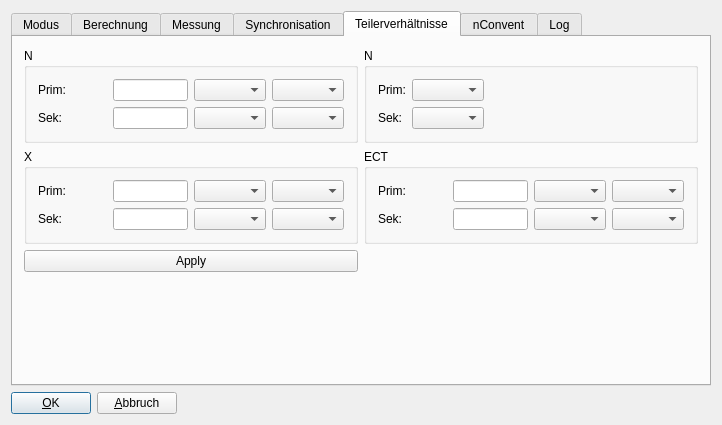
Before: the Qt Designer form wm3000i/confdialogbase.ui in ZeraGmbH/wm-project, drawn with Qt 5.
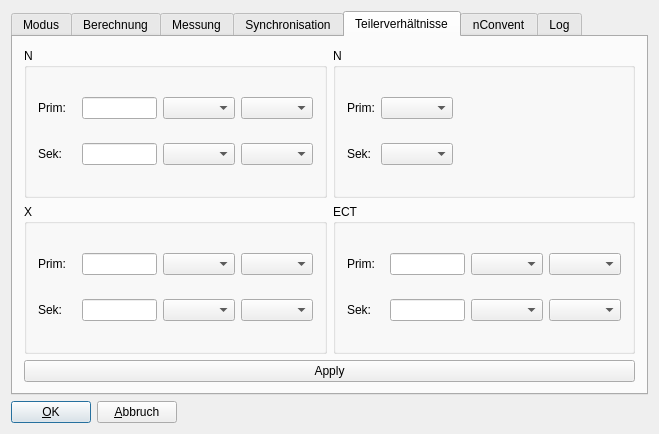
After: the same form once the commit is applied. The open tabs and pages were chosen to show the change. Custom widgets are drawn as their Qt base class.

Commit message: changes confDialog to fit the needs of the new Ratio Dialog

The edit to the form file:
```diff
--- a/wm3000i/confdialogbase.ui
+++ b/wm3000i/confdialogbase.ui
@@ -9,8 +9,8 @@
    <rect>
     <x>0</x>
     <y>0</y>
-    <width>722</width>
-    <height>425</height>
+    <width>659</width>
+    <height>434</height>
    </rect>
   </property>
   <property name="sizePolicy">
@@ -836,25 +836,15 @@
         <attribute name="title">
          <string>Teilerverhältnisse</string>
         </attribute>
-        <layout class="QGridLayout">
-         <item row="4" column="0">
-          <spacer name="verticalSpacer_8">
-           <property name="orientation">
-            <enum>Qt::Vertical</enum>
-           </property>
-           <property name="sizeHint" stdset="0">
-            <size>
-             <width>20</width>
-             <height>40</height>
-            </size>
-           </property>
-          </spacer>
-         </item>
-         <item row="1" column="1">
-          <widget class="QGroupBox" name="ECTratioGroupBox">
-           <property name="enabled">
-            <bool>true</bool>
-           </property>
+        <layout class="QVBoxLayout" name="verticalLayout_13">
+         <item>
+          <layout class="QVBoxLayout" name="verticalLayout_14">
+           <item>
+            <layout class="QVBoxLayout" name="verticalLayout_3">
+             <item>
+              <layout class="QHBoxLayout" name="horizontalLayout_4">
+               <item>
+                <widget class="QGroupBox" name="NTRatioGroupBox">
            <property name="sizePolicy">
             <sizepolicy hsizetype="Preferred" vsizetype="Minimum">
              <horstretch>0</horstretch>
@@ -862,39 +852,52 @@
             </sizepolicy>
            </property>
            <property name="title">
-            <string>ECT</string>
+                  <string>N</string>
            </property>
            <layout class="QGridLayout">
-            <item row="0" column="2">
-             <widget class="QComboBox" name="RatioPrimECTUnitComboBox"/>
-            </item>
-            <item row="1" column="1">
-             <widget class="cWmLineEdit" name="RatioSekECTLineEdit">
+                  <item row="1" column="0">
+                   <widget class="QLabel" name="RatioSekXLabel_2">
               <property name="sizePolicy">
-               <sizepolicy hsizetype="MinimumExpanding" vsizetype="Fixed">
+                     <sizepolicy hsizetype="Preferred" vsizetype="Fixed">
                 <horstretch>0</horstretch>
                 <verstretch>0</verstretch>
                </sizepolicy>
               </property>
-              <property name="maximumSize">
-               <size>
-                <width>75</width>
-                <height>26</height>
-               </size>
-              </property>
-              <property name="maxLength">
-               <number>9</number>
+                    <property name="text">
+                     <string>Sek:</string>
+                    </property>
+                    <property name="wordWrap">
+                     <bool>false</bool>
               </property>
              </widget>
             </item>
-            <item row="1" column="2">
-             <widget class="QComboBox" name="RatioSekECTUnitComboBox"/>
-            </item>
             <item row="1" column="3">
-             <widget class="QComboBox" name="RatioSekECTDivComboBox"/>
-            </item>
-            <item row="1" column="0">
-             <widget class="QLabel" name="RatioSekXLabel_3">
+                   <widget class="QComboBox" name="RatioSekNDivComboBox"/>
+                  </item>
+                  <item row="1" column="2">
+                   <widget class="QComboBox" name="RatioSekNUnitComboBox"/>
+                  </item>
+                  <item row="1" column="1">
+                   <widget class="cWmLineEdit" name="RatioSekNLineEdit">
+                    <property name="sizePolicy">
+                     <sizepolicy hsizetype="MinimumExpanding" vsizetype="Fixed">
+                      <horstretch>0</horstretch>
+                      <verstretch>0</verstretch>
+                     </sizepolicy>
+                    </property>
+                    <property name="maximumSize">
+                     <size>
+                      <width>75</width>
+                      <height>32767</height>
+                     </size>
+                    </property>
+                    <property name="maxLength">
+                     <number>9</number>
+                    </property>
+                   </widget>
+                  </item>
+                  <item row="0" column="0">
+                   <widget class="QLabel" name="RatioPrimXLabel_2">
               <property name="sizePolicy">
                <sizepolicy hsizetype="Preferred" vsizetype="Fixed">
                 <horstretch>0</horstretch>
@@ -902,18 +905,18 @@
                </sizepolicy>
               </property>
               <property name="text">
-               <string>Sek:</string>
+                     <string>Prim:</string>
               </property>
               <property name="wordWrap">
                <bool>false</bool>
               </property>
              </widget>
             </item>
+                  <item row="0" column="2">
+                   <widget class="QComboBox" name="RatioPrimNUnitComboBox"/>
+                  </item>
             <item row="0" column="1">
-             <widget class="cWmLineEdit" name="RatioPrimECTLineEdit">
-              <property name="enabled">
-               <bool>true</bool>
-              </property>
+                   <widget class="cWmLineEdit" name="RatioPrimNLineEdit">
               <property name="sizePolicy">
                <sizepolicy hsizetype="MinimumExpanding" vsizetype="Fixed">
                 <horstretch>0</horstretch>
@@ -932,10 +935,96 @@
              </widget>
             </item>
             <item row="0" column="3">
-             <widget class="QComboBox" name="RatioPrimECTDivComboBox"/>
+                   <widget class="QComboBox" name="RatioPrimNDivComboBox"/>
+                  </item>
+                 </layout>
+                </widget>
+               </item>
+               <item>
+                <widget class="QGroupBox" name="NTRatioGroupBox2">
+                 <property name="sizePolicy">
+                  <sizepolicy hsizetype="Preferred" vsizetype="Minimum">
+                   <horstretch>0</horstretch>
+                   <verstretch>0</verstretch>
+                  </sizepolicy>
+                 </property>
+                 <property name="title">
+                  <string>N</string>
+                 </property>
+                 <layout class="QGridLayout">
+                  <item row="1" column="1">
+                   <widget class="QComboBox" name="RatioNSekComboBox">
+                    <property name="sizePolicy">
+                     <sizepolicy hsizetype="Preferred" vsizetype="Fixed">
+                      <horstretch>0</horstretch>
+                      <verstretch>0</verstretch>
+                     </sizepolicy>
+                    </property>
+                    <property name="currentIndex">
+                     <number>-1</number>
+                    </property>
+                   </widget>
+                  </item>
+                  <item row="1" column="0">
+                   <widget class="QLabel" name="RatioSekNLabel">
+                    <property name="sizePolicy">
+                     <sizepolicy hsizetype="Preferred" vsizetype="Fixed">
+                      <horstretch>0</horstretch>
+                      <verstretch>0</verstretch>
+                     </sizepolicy>
+                    </property>
+                    <property name="text">
+                     <string>Sek:</string>
+                    </property>
+                    <property name="wordWrap">
+                     <bool>false</bool>
+                    </property>
+                   </widget>
+                  </item>
+                  <item row="0" column="1">
+                   <widget class="QComboBox" name="RatioNPrimComboBox">
+                    <property name="sizePolicy">
+                     <sizepolicy hsizetype="Preferred" vsizetype="Fixed">
+                      <horstretch>0</horstretch>
+                      <verstretch>0</verstretch>
+                     </sizepolicy>
+                    </property>
+                   </widget>
+                  </item>
+                  <item row="1" column="2">
+                   <spacer name="spacer22">
+                    <property name="orientation">
+                     <enum>Qt::Horizontal</enum>
+                    </property>
+                    <property name="sizeType">
+                     <enum>QSizePolicy::Expanding</enum>
+                    </property>
+                    <property name="sizeHint" stdset="0">
+                     <size>
+                      <width>40</width>
+                      <height>20</height>
+                     </size>
+                    </property>
+                   </spacer>
+                  </item>
+                  <item row="0" column="2">
+                   <spacer name="spacer21">
+                    <property name="orientation">
+                     <enum>Qt::Horizontal</enum>
+                    </property>
+                    <property name="sizeType">
+                     <enum>QSizePolicy::Expanding</enum>
+                    </property>
+                    <property name="sizeHint" stdset="0">
+                     <size>
+                      <width>40</width>
+                      <height>20</height>
+                     </size>
+                    </property>
+                   </spacer>
             </item>
             <item row="0" column="0">
-             <widget class="QLabel" name="RatioPrimXLabel_3">
+                   <widget class="QLabel" name="RatioPrimNLabel">
               <property name="sizePolicy">
                <sizepolicy hsizetype="Preferred" vsizetype="Fixed">
                 <horstretch>0</horstretch>
@@ -953,7 +1042,11 @@
            </layout>
           </widget>
          </item>
-         <item row="1" column="0">
+              </layout>
+             </item>
+             <item>
+              <layout class="QHBoxLayout" name="horizontalLayout_8">
+               <item>
           <widget class="QGroupBox" name="XTRatioGroupBox">
            <property name="enabled">
             <bool>true</bool>
@@ -1056,8 +1149,11 @@
            </layout>
           </widget>
          </item>
-         <item row="0" column="1">
-          <widget class="QGroupBox" name="NTRatioGroupBox2">
+               <item>
+                <widget class="QGroupBox" name="ECTratioGroupBox">
+                 <property name="enabled">
+                  <bool>true</bool>
+                 </property>
            <property name="sizePolicy">
             <sizepolicy hsizetype="Preferred" vsizetype="Minimum">
              <horstretch>0</horstretch>
@@ -1065,154 +1161,39 @@
             </sizepolicy>
            </property>
            <property name="title">
-            <string>N</string>
+                  <string>ECT</string>
            </property>
            <layout class="QGridLayout">
+                  <item row="0" column="2">
+                   <widget class="QComboBox" name="RatioPrimECTUnitComboBox"/>
+                  </item>
             <item row="1" column="1">
-             <widget class="QComboBox" name="RatioNSekComboBox">
+                   <widget class="cWmLineEdit" name="RatioSekECTLineEdit">
               <property name="sizePolicy">
-               <sizepolicy hsizetype="Preferred" vsizetype="Fixed">
+                     <sizepolicy hsizetype="MinimumExpanding" vsizetype="Fixed">
                 <horstretch>0</horstretch>
                 <verstretch>0</verstretch>
                </sizepolicy>
               </property>
-              <property name="currentIndex">
-               <number>-1</number>
-              </property>
-             </widget>
-            </item>
-            <item row="1" column="0">
-             <widget class="QLabel" name="RatioSekNLabel">
-              <property name="sizePolicy">
-               <sizepolicy hsizetype="Preferred" vsizetype="Fixed">
-                <horstretch>0</horstretch>
-                <verstretch>0</verstretch>
-               </sizepolicy>
-              </property>
-              <property name="text">
-               <string>Sek:</string>
-              </property>
-              <property name="wordWrap">
-               <bool>false</bool>
-              </property>
-             </widget>
-            </item>
-            <item row="0" column="1">
-             <widget class="QComboBox" name="RatioNPrimComboBox">
-              <property name="sizePolicy">
-               <sizepolicy hsizetype="Preferred" vsizetype="Fixed">
-                <horstretch>0</horstretch>
-                <verstretch>0</verstretch>
-               </sizepolicy>
+                    <property name="maximumSize">
+                     <size>
+                      <width>75</width>
+                      <height>26</height>
+                     </size>
+                    </property>
+                    <property name="maxLength">
+                     <number>9</number>
               </property>
              </widget>
             </item>
             <item row="1" column="2">
-             <spacer name="spacer22">
-              <property name="orientation">
-               <enum>Qt::Horizontal</enum>
-              </property>
-              <property name="sizeType">
-               <enum>QSizePolicy::Expanding</enum>
-              </property>
-              <property name="sizeHint" stdset="0">
-               <size>
-                <width>40</width>
-                <height>20</height>
-               </size>
-              </property>
-             </spacer>
-            </item>
-            <item row="0" column="2">
-             <spacer name="spacer21">
-              <property name="orientation">
-               <enum>Qt::Horizontal</enum>
-              </property>
-              <property name="sizeType">
-               <enum>QSizePolicy::Expanding</enum>
-              </property>
-              <property name="sizeHint" stdset="0">
-               <size>
-                <width>40</width>
-                <height>20</height>
-               </size>
-              </property>
-             </spacer>
-            </item>
-            <item row="0" column="0">
-             <widget class="QLabel" name="RatioPrimNLabel">
-              <property name="sizePolicy">
-               <sizepolicy hsizetype="Preferred" vsizetype="Fixed">
-                <horstretch>0</horstretch>
-                <verstretch>0</verstretch>
-               </sizepolicy>
-              </property>
-              <property name="text">
-               <string>Prim:</string>
-              </property>
-              <property name="wordWrap">
-               <bool>false</bool>
-              </property>
-             </widget>
-            </item>
-           </layout>
-          </widget>
-         </item>
-         <item row="0" column="0">
-          <widget class="QGroupBox" name="NTRatioGroupBox">
-           <property name="sizePolicy">
-            <sizepolicy hsizetype="Preferred" vsizetype="Minimum">
-             <horstretch>0</horstretch>
-             <verstretch>0</verstretch>
-            </sizepolicy>
-           </property>
-           <property name="title">
-            <string>N</string>
-           </property>
-           <layout class="QGridLayout">
+                   <widget class="QComboBox" name="RatioSekECTUnitComboBox"/>
+                  </item>
             <item row="1" column="3">
-             <widget class="QComboBox" name="RatioSekNDivComboBox"/>
-            </item>
-            <item row="0" column="0">
-             <widget class="QLabel" name="RatioPrimXLabel_2">
-              <property name="sizePolicy">
-               <sizepolicy hsizetype="Preferred" vsizetype="Fixed">
-                <horstretch>0</horstretch>
-                <verstretch>0</verstretch>
-               </sizepolicy>
-              </property>
-              <property name="text">
-               <string>Prim:</string>
-              </property>
-              <property name="wordWrap">
-               <bool>false</bool>
-              </property>
-             </widget>
-            </item>
-            <item row="0" column="2">
-             <widget class="QComboBox" name="RatioPrimNUnitComboBox"/>
-            </item>
-            <item row="1" column="1">
-             <widget class="cWmLineEdit" name="RatioSekNLineEdit">
-              <property name="sizePolicy">
-               <sizepolicy hsizetype="MinimumExpanding" vsizetype="Fixed">
-                <horstretch>0</horstretch>
-                <verstretch>0</verstretch>
-               </sizepolicy>
-              </property>
-              <property name="maximumSize">
-               <size>
-                <width>75</width>
-                <height>32767</height>
-               </size>
-              </property>
-              <property name="maxLength">
-               <number>9</number>
-              </property>
-             </widget>
+                   <widget class="QComboBox" name="RatioSekECTDivComboBox"/>
             </item>
             <item row="1" column="0">
-             <widget class="QLabel" name="RatioSekXLabel_2">
+                   <widget class="QLabel" name="RatioSekXLabel_3">
               <property name="sizePolicy">
                <sizepolicy hsizetype="Preferred" vsizetype="Fixed">
                 <horstretch>0</horstretch>
@@ -1228,7 +1209,10 @@
              </widget>
             </item>
             <item row="0" column="1">
-             <widget class="cWmLineEdit" name="RatioPrimNLineEdit">
+                   <widget class="cWmLineEdit" name="RatioPrimECTLineEdit">
+                    <property name="enabled">
+                     <bool>true</bool>
+                    </property>
               <property name="sizePolicy">
                <sizepolicy hsizetype="MinimumExpanding" vsizetype="Fixed">
                 <horstretch>0</horstretch>
@@ -1247,33 +1231,39 @@
              </widget>
             </item>
             <item row="0" column="3">
-             <widget class="QComboBox" name="RatioPrimNDivComboBox"/>
-            </item>
-            <item row="1" column="2">
-             <widget class="QComboBox" name="RatioSekNUnitComboBox"/>
+                   <widget class="QComboBox" name="RatioPrimECTDivComboBox"/>
+                  </item>
+                  <item row="0" column="0">
+                   <widget class="QLabel" name="RatioPrimXLabel_3">
+                    <property name="sizePolicy">
+                     <sizepolicy hsizetype="Preferred" vsizetype="Fixed">
+                      <horstretch>0</horstretch>
+                      <verstretch>0</verstretch>
+                     </sizepolicy>
+                    </property>
+                    <property name="text">
+                     <string>Prim:</string>
+                    </property>
+                    <property name="wordWrap">
+                     <bool>false</bool>
+                    </property>
+                   </widget>
             </item>
            </layout>
           </widget>
          </item>
-         <item row="3" column="0">
+              </layout>
+             </item>
+            </layout>
+           </item>
+           <item>
           <widget class="QPushButton" name="RatioApplyPushButton">
            <property name="text">
             <string>Apply</string>
            </property>
           </widget>
          </item>
-         <item row="3" column="1">
-          <spacer name="horizontalSpacer_4">
-           <property name="orientation">
-            <enum>Qt::Horizontal</enum>
-           </property>
-           <property name="sizeHint" stdset="0">
-            <size>
-             <width>40</width>
-             <height>20</height>
-            </size>
-           </property>
-          </spacer>
+          </layout>
          </item>
         </layout>
        </widget>
```
Left out of the diff: 2 changed lines with no effect on the pictures. Lines whose indentation alone changed are shown as unchanged. The commit also changes 3 other files.
